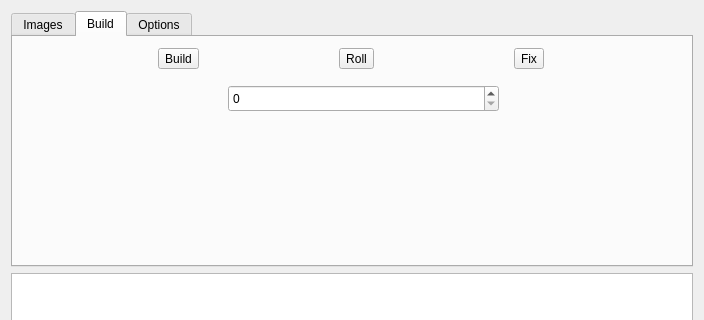
Before: the Qt Designer form app/recoverwindow.ui in BG4444/Raid0Recovery, drawn with Qt 5; both pictures show x 0 to 704 and y 0 to 320 of the 704 by 561 pixel window.
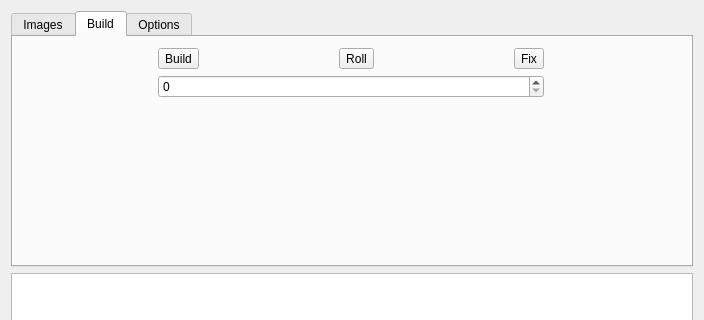
After: the same form once the commit is applied. The open tabs and pages were chosen to show the change.

```diff
--- a/app/recoverwindow.ui
+++ b/app/recoverwindow.ui
@@ -18,7 +18,7 @@
     <item row="0" column="0">
      <widget class="QTabWidget" name="tabWidget">
       <property name="currentIndex">
-       <number>0</number>
+       <number>1</number>
       </property>
       <widget class="QWidget" name="tab">
        <attribute name="title">
@@ -135,23 +135,6 @@
         <string>Build</string>
        </attribute>
        <layout class="QGridLayout" name="buildLayout">
-        <item row="2" column="0" colspan="3">
-         <widget class="QWidget" name="buildWidget" native="true">
-          <widget class="QSpinBox" name="chunkSize">
-           <property name="geometry">
-            <rect>
-             <x>70</x>
-             <y>10</y>
-             <width>271</width>
-             <height>27</height>
-            </rect>
-           </property>
-           <property name="maximum">
-            <number>1000000000</number>
-           </property>
-          </widget>
-         </widget>
-        </item>
         <item row="0" column="0">
          <widget class="QToolButton" name="buildButton">
           <property name="text">
@@ -166,6 +149,9 @@
           </property>
          </widget>
         </item>
+        <item row="2" column="0" colspan="3">
+         <widget class="QWidget" name="buildWidget" native="true"/>
+        </item>
         <item row="0" column="2">
          <widget class="QToolButton" name="fixButton">
           <property name="text">
@@ -173,6 +159,13 @@
           </property>
          </widget>
         </item>
+        <item row="1" column="0" colspan="3">
+         <widget class="QSpinBox" name="chunkSize">
+          <property name="maximum">
+           <number>1000000000</number>
+          </property>
+         </widget>
+        </item>
        </layout>
       </widget>
       <widget class="QWidget" name="tab_2">
```
